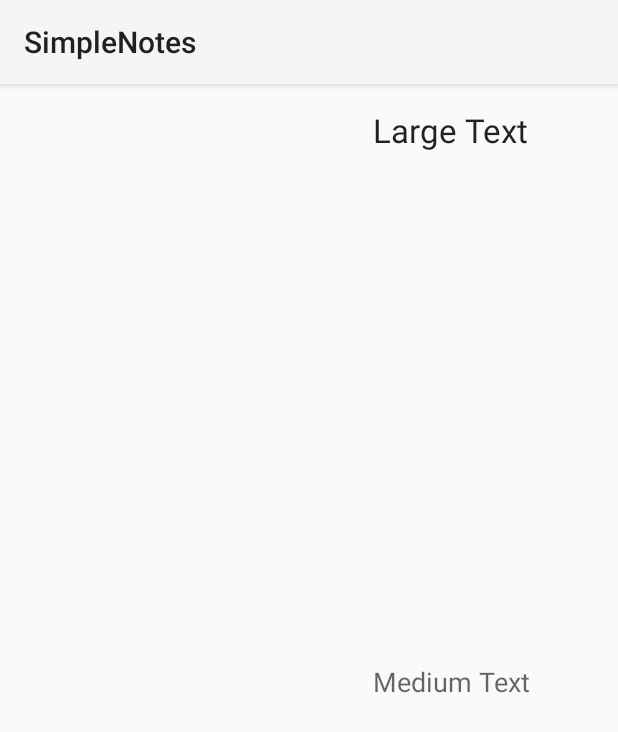
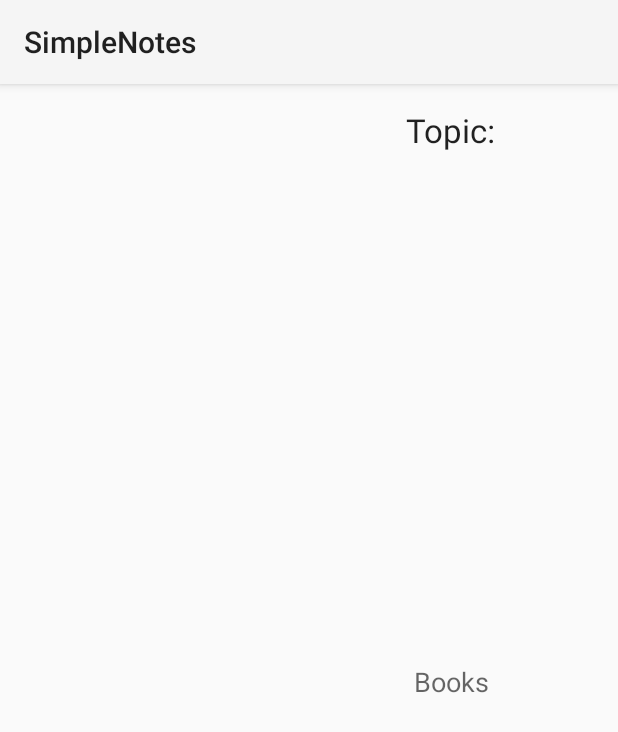
Before and after one commit to Kabum42/Notepad, an Android app: the layout activity_main.xml on its own in the app's theme, with its tools: preview values and no code run, on a phone screen of 412 x 824 dp. Shown: the top 732 px of the screen. Run offline under Robolectric (Android 15) with nearby library versions, the phone set to English and light mode, and no system bars.

Commit message:
Main Activity fixed

```diff
--- a/SimpleNotes/app/src/main/java/com/example/ams/simplenotes/NotesDatabase.java
+++ b/SimpleNotes/app/src/main/java/com/example/ams/simplenotes/NotesDatabase.java
@@ -13,6 +13,7 @@ import java.util.List;
 public class NotesDatabase extends SQLiteOpenHelper implements IDatabase {
 
     private SQLiteDatabase theDB;
+    private TableSpecification[] specifications;
 
     @Override
     public void onCreate(SQLiteDatabase db) {
@@ -69,4 +70,8 @@ public class NotesDatabase extends SQLiteOpenHelper implements IDatabase {
     public void deleteRecordInTable(String table_name, String where, String[] where_args) {
 
     }
+
+    public static NotesDatabase getInstance(MainActivity mainActivity) {
+        return null;
+    }
 }
--- a/SimpleNotes/app/src/main/java/com/example/ams/simplenotes/ViewModel.java
+++ b/SimpleNotes/app/src/main/java/com/example/ams/simplenotes/ViewModel.java
@@ -47,4 +47,8 @@ public class ViewModel {
     public void onNotesListPressed(int position, String s) {
 
     }
+
+    public void setTopic(String topic) {
+
+    }
 }
--- a/SimpleNotes/app/src/main/res/layout/activity_main.xml
+++ b/SimpleNotes/app/src/main/res/layout/activity_main.xml
@@ -31,8 +31,8 @@
                 android:layout_width="wrap_content"
                 android:layout_height="wrap_content"
                 android:textAppearance="?android:attr/textAppearanceLarge"
-                android:text="Large Text"
-                android:id="@+id/textView"
+                android:text="Topic:"
+                android:id="@+id/topicText"
                 android:layout_gravity="center_horizontal"
                 android:layout_weight="1" />
 
@@ -40,8 +40,8 @@
                 android:layout_width="wrap_content"
                 android:layout_height="wrap_content"
                 android:textAppearance="?android:attr/textAppearanceMedium"
-                android:text="Medium Text"
-                android:id="@+id/textView2"
+                android:text="Books"
+                android:id="@+id/currentTopic"
                 android:layout_gravity="center_horizontal"
                 android:layout_weight="1" />
         </LinearLayout>
```
Also changed, not shown: SimpleNotes/app/src/main/java/com/example/ams/simplenotes/MainActivity.java (+49 -28 lines).
